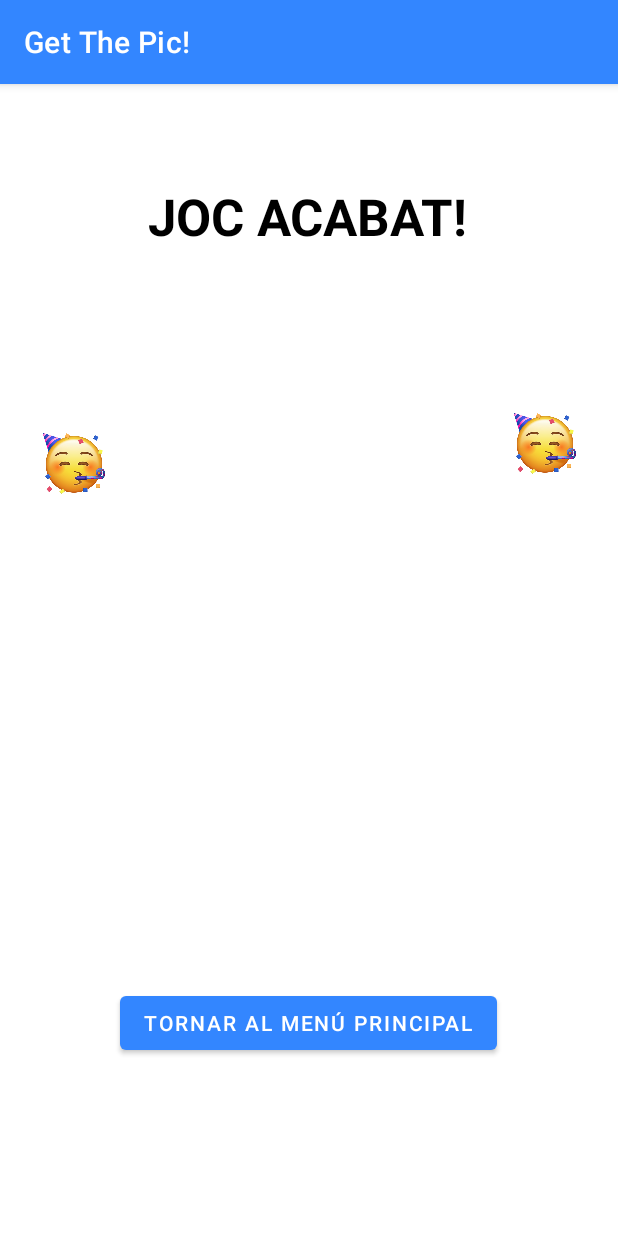
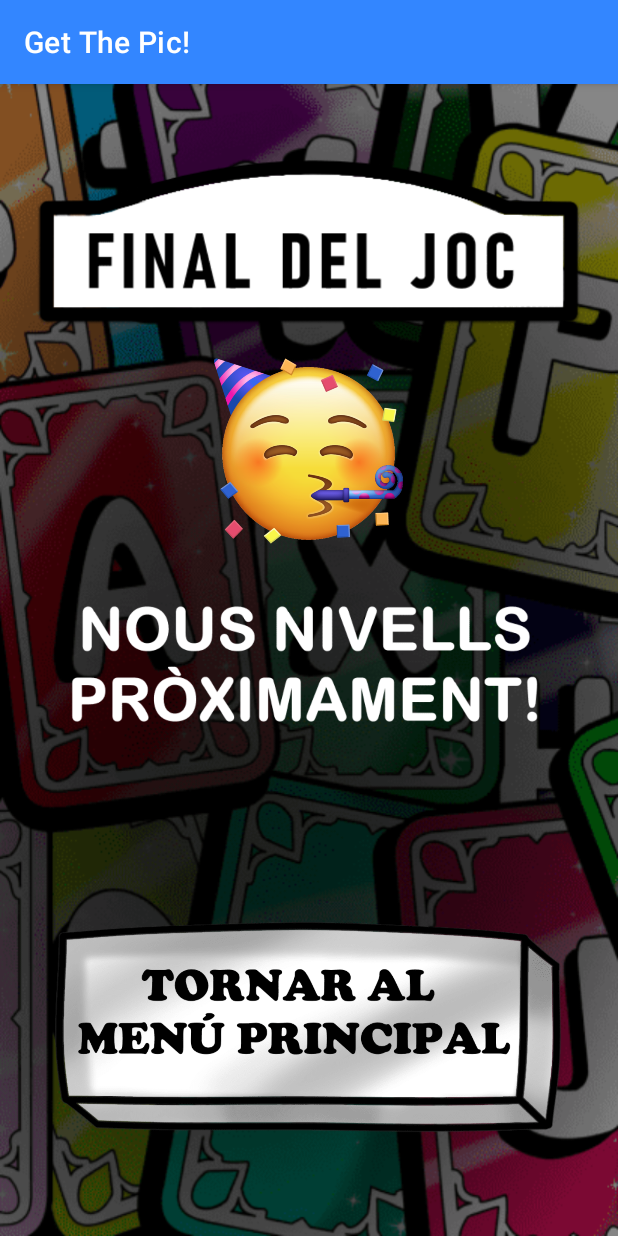
Before and after one commit to LuxeSoft/GetThePic, an Android app: the GameEnd screen opened directly, with no data from a screen before it, on a phone screen of 412 x 824 dp. Run offline under Robolectric (Android 15) with nearby library versions, the phone set to English and light mode, and no system bars; our stand-ins replace Picasso; pictures from the network do not load.

Commit message:
disseny end game

```diff
--- a/app/src/main/java/com/example/myapplication/GameEnd.java
+++ b/app/src/main/java/com/example/myapplication/GameEnd.java
@@ -16,9 +16,11 @@ public class GameEnd extends AppCompatActivity {
         setContentView(R.layout.activity_game_end);
     }
 
+
     public void obrirMenuPrincipal(View view){
         startActivity(new Intent(GameEnd.this, MainActivity.class));
     }
+
 
     @Override
     public void onBackPressed() {
--- a/app/src/main/res/layout/activity_game_end.xml
+++ b/app/src/main/res/layout/activity_game_end.xml
@@ -4,57 +4,54 @@
     xmlns:tools="http://schemas.android.com/tools"
     android:layout_width="match_parent"
     android:layout_height="match_parent"
+    android:background="@drawable/fondo"
     tools:context=".GameEnd">
 
-    <TextView
-        android:id="@+id/tvAcabat"
-        android:layout_width="wrap_content"
-        android:layout_height="wrap_content"
-        android:text="JOC ACABAT!"
-        android:textColor="@color/black"
-        android:textSize="34sp"
-        android:textStyle="bold"
+
+    <ImageView
+        android:id="@+id/imageView7"
+        android:layout_width="126dp"
+        android:layout_height="136dp"
         app:layout_constraintBottom_toBottomOf="parent"
         app:layout_constraintEnd_toEndOf="parent"
-        app:layout_constraintHorizontal_bias="0.497"
+        app:layout_constraintHorizontal_bias="0.498"
         app:layout_constraintStart_toStartOf="parent"
         app:layout_constraintTop_toTopOf="parent"
-        app:layout_constraintVertical_bias="0.09" />
-
-    <Button
-        android:id="@+id/button6"
-        android:layout_width="wrap_content"
-        android:layout_height="wrap_content"
-        android:onClick="obrirMenuPrincipal"
-        android:text="Tornar al menú principal"
-        app:layout_constraintBottom_toBottomOf="parent"
-        app:layout_constraintEnd_toEndOf="parent"
-        app:layout_constraintHorizontal_bias="0.496"
-        app:layout_constraintStart_toStartOf="parent"
-        app:layout_constraintTop_toTopOf="parent"
-        app:layout_constraintVertical_bias="0.836" />
-
-    <ImageView
-        android:id="@+id/imageView5"
-        android:layout_width="41dp"
-        android:layout_height="98dp"
-        app:layout_constraintBottom_toBottomOf="parent"
-        app:layout_constraintEnd_toEndOf="parent"
-        app:layout_constraintHorizontal_bias="0.924"
-        app:layout_constraintStart_toStartOf="parent"
-        app:layout_constraintTop_toTopOf="parent"
-        app:layout_constraintVertical_bias="0.285"
+        app:layout_constraintVertical_bias="0.28"
         app:srcCompat="@drawable/fiesta" />
 
     <ImageView
-        android:id="@+id/imageView7"
-        android:layout_width="41dp"
-        android:layout_height="98dp"
+        android:id="@+id/imageView16"
+        android:layout_width="378dp"
+        android:layout_height="154dp"
         app:layout_constraintBottom_toBottomOf="parent"
         app:layout_constraintEnd_toEndOf="parent"
-        app:layout_constraintHorizontal_bias="0.078"
+        app:layout_constraintHorizontal_bias="0.484"
         app:layout_constraintStart_toStartOf="parent"
         app:layout_constraintTop_toTopOf="parent"
-        app:layout_constraintVertical_bias="0.304"
-        app:srcCompat="@drawable/fiesta" />
+        app:layout_constraintVertical_bias="0.046"
+        app:srcCompat="@drawable/fijoc" />
+
+    <ImageView
+        android:id="@+id/imageView17"
+        android:layout_width="332dp"
+        android:layout_height="155dp"
+        app:layout_constraintBottom_toBottomOf="parent"
+        app:layout_constraintEnd_toEndOf="parent"
+        app:layout_constraintHorizontal_bias="0.493"
+        app:layout_constraintStart_toStartOf="parent"
+        app:layout_constraintTop_toTopOf="parent"
+        app:srcCompat="@drawable/prox" />
+
+    <ImageView
+        android:id="@+id/bototornar"
+        android:layout_width="347dp"
+        android:layout_height="150dp"
+        android:onClick="obrirMenuPrincipal"
+        app:layout_constraintBottom_toBottomOf="parent"
+        app:layout_constraintEnd_toEndOf="parent"
+        app:layout_constraintStart_toStartOf="parent"
+        app:layout_constraintTop_toTopOf="parent"
+        app:layout_constraintVertical_bias="0.895"
+        app:srcCompat="@drawable/tornar" />
 </androidx.constraintlayout.widget.ConstraintLayout>
```
Also changed, not shown: app/src/main/res/drawable/fijoc.png (added), app/src/main/res/drawable/marco.png, app/src/main/res/drawable/prox.png (added), app/src/main/res/drawable/tornar.png (added).
